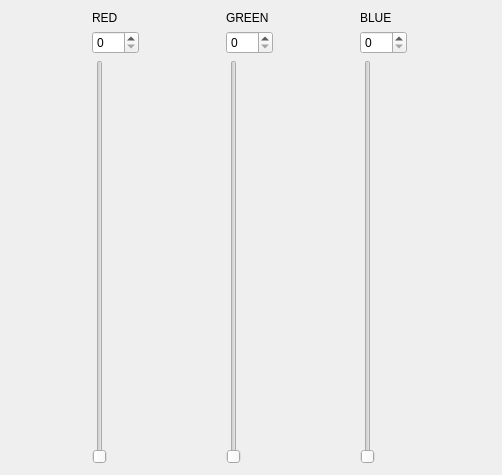
Before: the Qt Designer form chap01/chap01.ui in JasonJIJS/pyqt_study, drawn with Qt 5.
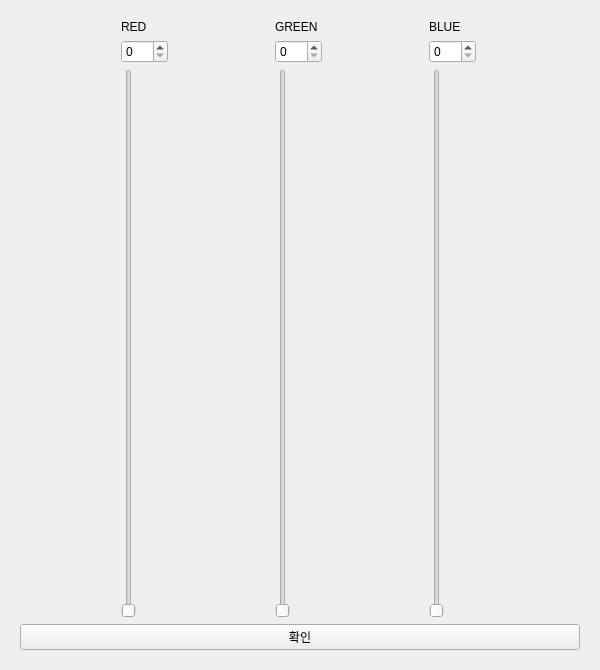
After: the same form once the commit is applied.

```diff
--- a/chap01/chap01.ui
+++ b/chap01/chap01.ui
@@ -6,13 +6,20 @@
    <rect>
     <x>0</x>
     <y>0</y>
-    <width>502</width>
-    <height>475</height>
+    <width>600</width>
+    <height>670</height>
    </rect>
   </property>
   <property name="windowTitle">
    <string>Form</string>
   </property>
+  <layout class="QHBoxLayout" name="horizontalLayout_3">
+   <item>
+    <widget class="QWidget" name="widget" native="true">
+     <layout class="QHBoxLayout" name="horizontalLayout_2">
+      <item>
+       <layout class="QVBoxLayout" name="verticalLayout_2">
+        <item>
   <layout class="QHBoxLayout" name="horizontalLayout">
    <item>
     <layout class="QGridLayout" name="gridLayout">
@@ -102,6 +109,20 @@
     </layout>
    </item>
   </layout>
+        </item>
+        <item>
+         <widget class="QPushButton" name="btn_ok">
+          <property name="text">
+           <string>확인</string>
+          </property>
+         </widget>
+        </item>
+       </layout>
+      </item>
+     </layout>
+    </widget>
+   </item>
+  </layout>
  </widget>
  <resources/>
  <connections>
```
Left out of the diff: 20 changed lines with no effect on the pictures. Lines whose indentation alone changed are shown as unchanged.
